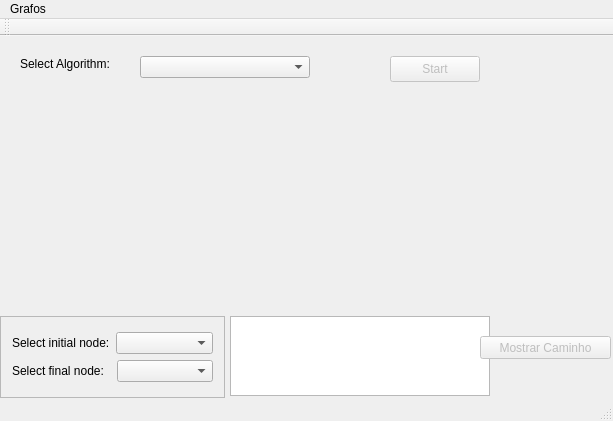
Old version of the form Grafos/mainwindow.ui in the repository AugustoLD/Grafos.
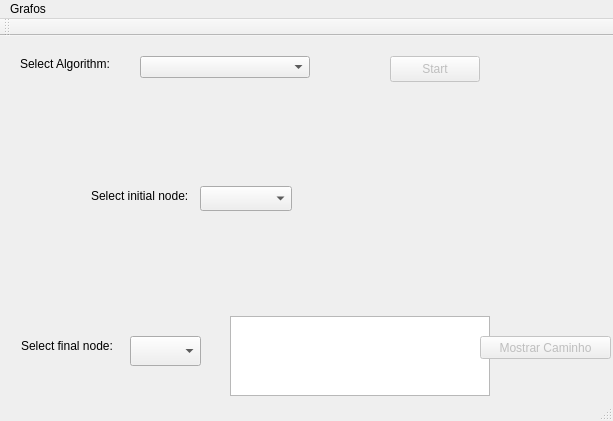
New version of the form.

```diff
--- a/Grafos/mainwindow.ui
+++ b/Grafos/mainwindow.ui
@@ -90,56 +90,6 @@
      <string>Select Algorithm: </string>
     </property>
    </widget>
-   <widget class="QFrame" name="frame">
-    <property name="geometry">
-     <rect>
-      <x>0</x>
-      <y>280</y>
-      <width>225</width>
-      <height>82</height>
-     </rect>
-    </property>
-    <property name="frameShape">
-     <enum>QFrame::StyledPanel</enum>
-    </property>
-    <property name="frameShadow">
-     <enum>QFrame::Raised</enum>
-    </property>
-    <layout class="QGridLayout" name="gridLayout_2">
-     <item row="0" column="0">
-      <layout class="QGridLayout" name="gridLayout">
-       <item row="0" column="0">
-        <layout class="QHBoxLayout" name="horizontalLayout_2">
-         <item>
-          <widget class="QLabel" name="labelInicial">
-           <property name="text">
-            <string>Select initial node:</string>
-           </property>
-          </widget>
-         </item>
-         <item>
-          <widget class="QComboBox" name="cbOrigem"/>
-         </item>
-        </layout>
-       </item>
-       <item row="1" column="0">
-        <layout class="QHBoxLayout" name="horizontalLayout">
-         <item>
-          <widget class="QLabel" name="labelFinal">
-           <property name="text">
-            <string>Select final node:  </string>
-           </property>
-          </widget>
-         </item>
-         <item>
-          <widget class="QComboBox" name="cbFinal"/>
-         </item>
-        </layout>
-       </item>
-      </layout>
-     </item>
-    </layout>
-   </widget>
    <widget class="QPushButton" name="startButton">
     <property name="enabled">
      <bool>false</bool>
@@ -156,6 +106,52 @@
      <string>Start</string>
     </property>
    </widget>
+   <widget class="QComboBox" name="cbOrigem">
+    <property name="geometry">
+     <rect>
+      <x>200</x>
+      <y>150</y>
+      <width>92</width>
+      <height>25</height>
+     </rect>
+    </property>
+   </widget>
+   <widget class="QLabel" name="labelInicial">
+    <property name="geometry">
+     <rect>
+      <x>91</x>
+      <y>150</y>
+      <width>103</width>
+      <height>20</height>
+     </rect>
+    </property>
+    <property name="text">
+     <string>Select initial node:</string>
+    </property>
+   </widget>
+   <widget class="QLabel" name="labelFinal">
+    <property name="geometry">
+     <rect>
+      <x>21</x>
+      <y>300</y>
+      <width>103</width>
+      <height>20</height>
+     </rect>
+    </property>
+    <property name="text">
+     <string>Select final node:  </string>
+    </property>
+   </widget>
+   <widget class="QComboBox" name="cbFinal">
+    <property name="geometry">
+     <rect>
+      <x>130</x>
+      <y>300</y>
+      <width>71</width>
+      <height>30</height>
+     </rect>
+    </property>
+   </widget>
   </widget>
   <widget class="QMenuBar" name="menuBar">
    <property name="geometry">
```
Left out of the diff: 2 changed lines with no effect on the pictures.
